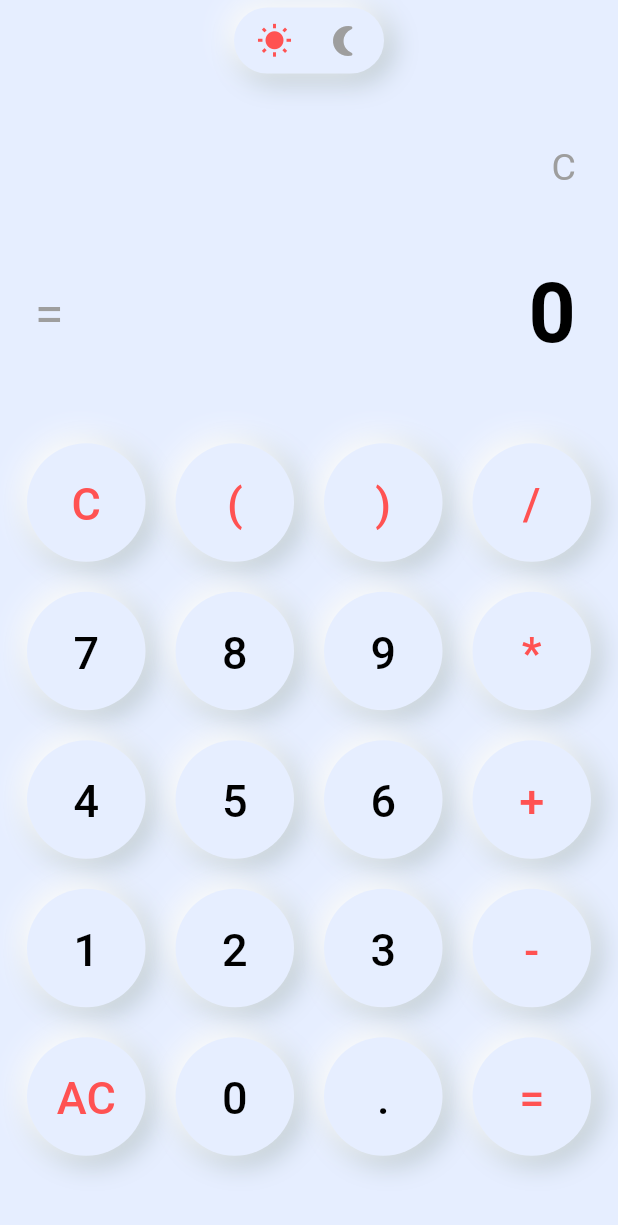
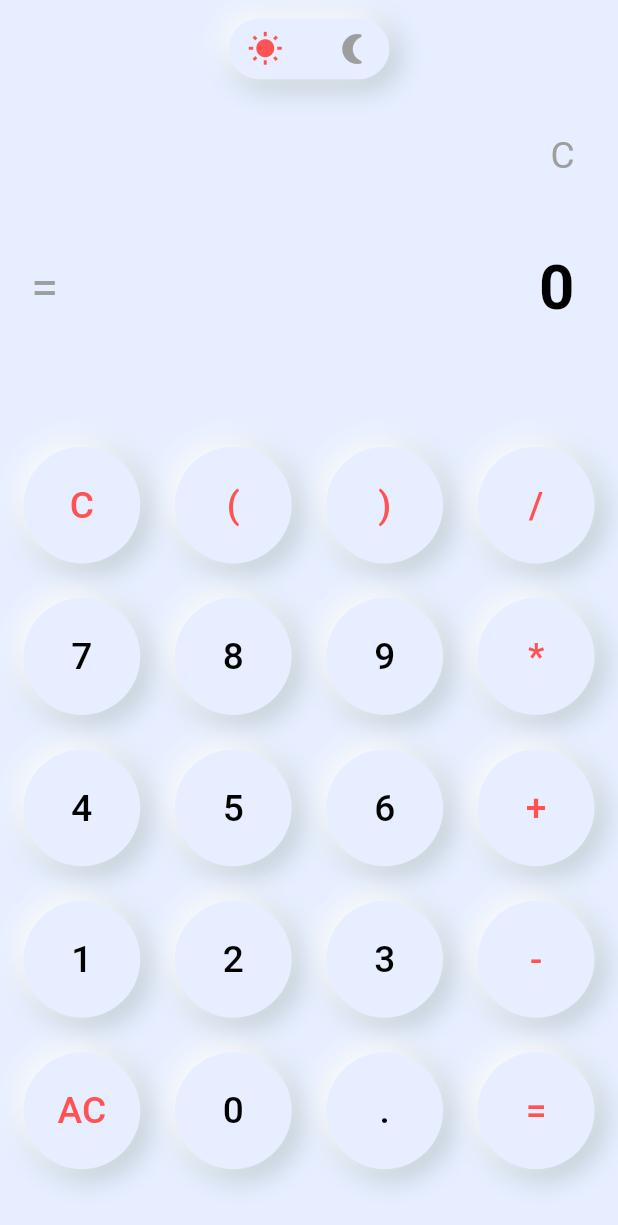
Before and after one commit to AnasKhairy/Theme-Switcher-Calculator, a Flutter app: the screen it shows after launch, after a tap on an icon or button, on a phone screen of 412 x 824 dp. Shown: the top 1225 px of the screen. Run offline on Flutter 3.47's test engine with Material 3 defaults, Android fonts, the phone set to English and light mode, and no system bars; our stand-ins replace math_expressions.

Commit message:
[fix] UI scaling

```diff
--- a/lib/calculator.dart
+++ b/lib/calculator.dart
@@ -15,26 +15,11 @@ class _MyCalculatorState extends State<MyCalculator> {
   String result = "0";
 
   List<String> buttonsList = [
-    "C",
-    "(",
-    ")",
-    "/",
-    "7",
-    "8",
-    "9",
-    "*",
-    "4",
-    "5",
-    "6",
-    "+",
-    "1",
-    "2",
-    "3",
-    "-",
-    "AC",
-    "0",
-    ".",
-    "=",
+    "C", "(", ")", "/",
+    "7", "8", "9", "*",
+    "4", "5", "6", "+",
+    "1", "2", "3", "-",
+    "AC", "0", ".", "=",
   ];
 
   bool darkMode = false;
@@ -45,27 +30,23 @@ class _MyCalculatorState extends State<MyCalculator> {
       backgroundColor: darkMode ? darkColor : lightColor,
       body: SafeArea(
         child: Padding(
-          padding: const EdgeInsets.only(left: 8, right: 8, bottom: 10),
+          padding: EdgeInsets.symmetric(
+            horizontal: MediaQuery.of(context).size.width * 0.02,
+            vertical: MediaQuery.of(context).size.height * 0.01,
+          ),
           child: Column(
             children: [
               GestureDetector(
                 onTap: () {
                   setState(() {
-                      darkMode ? darkMode = false : darkMode = true;
+                    darkMode = !darkMode;
                   });
                 },
-                  child: _switchMode()),
-              const SizedBox(
-                height: 20,
+                child: _switchMode(),
               ),
-              Flexible(
-                flex: 2,
-                child: resultWidget(),
-              ),
-              Flexible(
-                flex: 5,
-                child: buttonWidget(),
-              )
+              SizedBox(height: MediaQuery.of(context).size.height * 0.01),
+              Flexible(flex: 3, child: resultWidget()),
+              Flexible(flex: 7, child: buttonWidget()),
             ],
           ),
         ),
@@ -75,12 +56,15 @@ class _MyCalculatorState extends State<MyCalculator> {
 
   Widget _switchMode() {
     return NeuContainer(
-        padding: const EdgeInsets.symmetric(vertical: 10, horizontal: 15),
+      padding: EdgeInsets.symmetric(
+        vertical: MediaQuery.of(context).size.height * 0.01,
+        horizontal: MediaQuery.of(context).size.width * 0.03,
+      ),
       darkMode: darkMode,
       borderRadius: BorderRadius.circular(40),
-        margin: const EdgeInsets.all(5),
+      margin: EdgeInsets.all(MediaQuery.of(context).size.width * 0.01),
       child: SizedBox(
-          width: 70,
+        width: MediaQuery.of(context).size.width * 0.2,
         child: Row(
           mainAxisAlignment: MainAxisAlignment.spaceBetween,
           children: [
@@ -94,19 +78,23 @@ class _MyCalculatorState extends State<MyCalculator> {
             ),
           ],
         ),
-        ));
+      ),
+    );
   }
 
   Widget resultWidget() {
+    double fontSizeInput = MediaQuery.of(context).size.width * 0.06;
+    double fontSizeResult = MediaQuery.of(context).size.width * 0.1;
+
     return Column(
       children: [
         Container(
-          padding: const EdgeInsets.all(20),
+          padding: EdgeInsets.all(MediaQuery.of(context).size.width * 0.05),
           alignment: Alignment.centerRight,
           child: Text(
             userInput,
             style: TextStyle(
-              fontSize: 25,
+              fontSize: fontSizeInput,
               color: darkMode ? Colors.green : Colors.grey,
             ),
           ),
@@ -115,22 +103,24 @@ class _MyCalculatorState extends State<MyCalculator> {
           mainAxisAlignment: MainAxisAlignment.spaceBetween,
           children: [
             Padding(
-              padding: const EdgeInsets.only(left: 15.0),
+              padding: EdgeInsets.only(
+                left: MediaQuery.of(context).size.width * 0.03,
+              ),
               child: Text(
                 '=',
                 style: TextStyle(
-                  fontSize: 35,
+                  fontSize: MediaQuery.of(context).size.width * 0.08,
                   color: darkMode ? Colors.green : Colors.grey,
                 ),
               ),
             ),
             Container(
-              padding: const EdgeInsets.all(20),
+              padding: EdgeInsets.all(MediaQuery.of(context).size.width * 0.05),
               alignment: Alignment.centerRight,
               child: Text(
                 result,
                 style: TextStyle(
-                  fontSize: 55,
+                  fontSize: fontSizeResult,
                   fontWeight: FontWeight.bold,
                   color: darkMode ? Colors.white : Colors.black,
                 ),
@@ -144,8 +134,10 @@ class _MyCalculatorState extends State<MyCalculator> {
 
   Widget buttonWidget() {
     return GridView.builder(
-      gridDelegate: const SliverGridDelegateWithFixedCrossAxisCount(
+      gridDelegate: SliverGridDelegateWithFixedCrossAxisCount(
         crossAxisCount: 4,
+        crossAxisSpacing: MediaQuery.of(context).size.width * 0.02,
+        mainAxisSpacing: MediaQuery.of(context).size.width * 0.02,
       ),
       itemCount: buttonsList.length,
       itemBuilder: (BuildContext context, int index) {
@@ -154,12 +146,13 @@ class _MyCalculatorState extends State<MyCalculator> {
     );
   }
 
-  Widget buttons(String text, {double padding = 20}) {
+  Widget buttons(String text) {
+    double buttonSize = MediaQuery.of(context).size.width * 0.18;
     return NeuContainer(
       padding: const EdgeInsets.all(0),
       darkMode: darkMode,
       borderRadius: BorderRadius.circular(40),
-        margin: EdgeInsets.all(padding / 2),
+      margin: EdgeInsets.all(buttonSize * 0.1),
       child: Theme(
         data: ThemeData(
           splashColor: Colors.transparent,
@@ -173,20 +166,21 @@ class _MyCalculatorState extends State<MyCalculator> {
             });
           },
           child: SizedBox(
-              width: padding * 2,
-              height: padding * 2,
+            width: buttonSize,
+            height: buttonSize,
             child: Center(
               child: Text(
                 text,
                 style: TextStyle(
                   color: getColor(text),
-                    fontSize: 30,
+                  fontSize: MediaQuery.of(context).size.width * 0.06,
                 ),
               ),
             ),
           ),
         ),
-        ));
+      ),
+    );
   }
 
   handleButtonPressed(String text) {
@@ -196,7 +190,7 @@ class _MyCalculatorState extends State<MyCalculator> {
       return;
     }
 
-    if (text == "C" && userInput != '') {
+    if (text == "C" && userInput.isNotEmpty) {
       userInput = userInput.substring(0, userInput.length - 1);
       return;
     }
@@ -207,7 +201,7 @@ class _MyCalculatorState extends State<MyCalculator> {
       return;
     }
 
-    userInput = userInput + text;
+    userInput += text;
   }
 
   String calculate() {
@@ -221,13 +215,7 @@ class _MyCalculatorState extends State<MyCalculator> {
   }
 
   getColor(String text) {
-    if (text == '/' ||
-        text == "*" ||
-        text == "+" ||
-        text == "-" ||
-        text == "=" ||
-        text == "(" ||
-        text == ")") {
+    if (text == '/' || text == "*" || text == "+" || text == "-" || text == "=" || text == "(" || text == ")") {
       return darkMode ? Colors.green : Colors.redAccent;
     }
     if (text == "C" || text == "AC") {
```
Also changed, not shown: pubspec.lock. Lines whose indentation alone changed are shown as unchanged.
